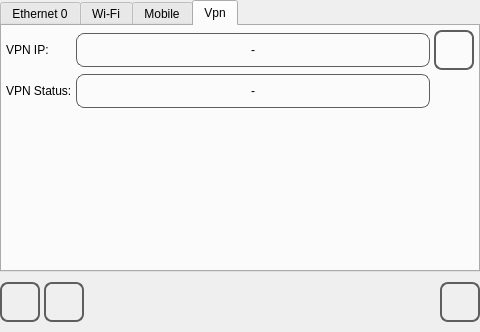
MECTsrl/mect_plugins, file qt_library/ATCMsystem/net_conf.ui: the form before one commit.
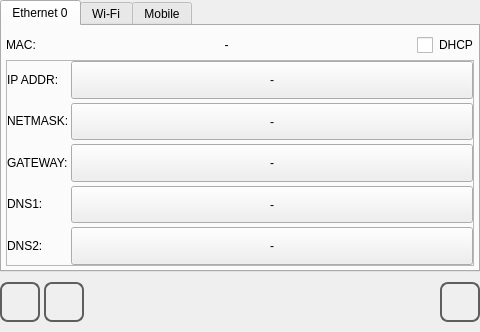
The form after the commit. The open tabs and pages were chosen to show the change. Icons and pictures are not drawn.

Commit message: Removed VPN tab from net_cnf (sMily2 VPN delayed)

Diff of the .ui file:
```diff
--- a/qt_library/ATCMsystem/net_conf.ui
+++ b/qt_library/ATCMsystem/net_conf.ui
@@ -1169,183 +1169,6 @@
        </item>
       </layout>
      </widget>
-     <widget class="QWidget" name="tab_vpn">
-      <property name="styleSheet">
-       <string notr="true">QLabel#label_vpn_IP,
-QLabel#label_vpn_status
-  {
-	border-radius: 8px;
-	border: 1px solid  rgb(94, 94, 94);
-}
-</string>
-      </property>
-      <attribute name="title">
-       <string>Vpn</string>
-      </attribute>
-      <layout class="QVBoxLayout" name="verticalLayout_3">
-       <property name="spacing">
-        <number>4</number>
-       </property>
-       <property name="margin">
-        <number>4</number>
-       </property>
-       <item>
-        <layout class="QGridLayout" name="gridLayout_5">
-         <item row="0" column="0">
-          <widget class="QLabel" name="label_vpn_IPtxt">
-           <property name="sizePolicy">
-            <sizepolicy hsizetype="Minimum" vsizetype="Fixed">
-             <horstretch>0</horstretch>
-             <verstretch>0</verstretch>
-            </sizepolicy>
-           </property>
-           <property name="minimumSize">
-            <size>
-             <width>0</width>
-             <height>34</height>
-            </size>
-           </property>
-           <property name="focusPolicy">
-            <enum>Qt::NoFocus</enum>
-           </property>
-           <property name="text">
-            <string>VPN IP:</string>
-           </property>
-          </widget>
-         </item>
-         <item row="0" column="1">
-          <widget class="QLabel" name="label_vpn_IP">
-           <property name="sizePolicy">
-            <sizepolicy hsizetype="MinimumExpanding" vsizetype="Fixed">
-             <horstretch>0</horstretch>
-             <verstretch>0</verstretch>
-            </sizepolicy>
-           </property>
-           <property name="minimumSize">
-            <size>
-             <width>0</width>
-             <height>34</height>
-            </size>
-           </property>
-           <property name="focusPolicy">
-            <enum>Qt::NoFocus</enum>
-           </property>
-           <property name="styleSheet">
-            <string notr="true"/>
-           </property>
-           <property name="frameShape">
-            <enum>QFrame::Box</enum>
-           </property>
-           <property name="text">
-            <string>-</string>
-           </property>
-           <property name="alignment">
-            <set>Qt::AlignCenter</set>
-           </property>
-          </widget>
-         </item>
-         <item row="3" column="1">
-          <spacer name="verticalSpacer_2">
-           <property name="orientation">
-            <enum>Qt::Vertical</enum>
-           </property>
-           <property name="sizeHint" stdset="0">
-            <size>
-             <width>20</width>
-             <height>40</height>
-            </size>
-           </property>
-          </spacer>
-         </item>
-         <item row="1" column="1">
-          <widget class="QLabel" name="label_vpn_status">
-           <property name="sizePolicy">
-            <sizepolicy hsizetype="MinimumExpanding" vsizetype="Fixed">
-             <horstretch>0</horstretch>
-             <verstretch>0</verstretch>
-            </sizepolicy>
-           </property>
-           <property name="minimumSize">
-            <size>
-             <width>0</width>
-             <height>34</height>
-            </size>
-           </property>
-           <property name="focusPolicy">
-            <enum>Qt::NoFocus</enum>
-           </property>
-           <property name="frameShape">
-            <enum>QFrame::Box</enum>
-           </property>
-           <property name="text">
-            <string>-</string>
-           </property>
-           <property name="alignment">
-            <set>Qt::AlignCenter</set>
-           </property>
-          </widget>
-         </item>
-         <item row="0" column="2">
-          <widget class="QPushButton" name="pushButton_vpn_getcert">
-           <property name="minimumSize">
-            <size>
-             <width>40</width>
-             <height>40</height>
-            </size>
-           </property>
-           <property name="maximumSize">
-            <size>
-             <width>40</width>
-             <height>40</height>
-            </size>
-           </property>
-           <property name="focusPolicy">
-            <enum>Qt::NoFocus</enum>
-           </property>
-           <property name="styleSheet">
-            <string notr="true">QPushButton
-{
-	qproperty-icon: url(:/libicons/img/Openvpn.png);
-}
-</string>
-           </property>
-           <property name="text">
-            <string/>
-           </property>
-           <property name="checkable">
-            <bool>false</bool>
-           </property>
-           <property name="checked">
-            <bool>false</bool>
-           </property>
-          </widget>
-         </item>
-         <item row="1" column="0">
-          <widget class="QLabel" name="label_vpn_IPtxt_2">
-           <property name="sizePolicy">
-            <sizepolicy hsizetype="Minimum" vsizetype="Fixed">
-             <horstretch>0</horstretch>
-             <verstretch>0</verstretch>
-            </sizepolicy>
-           </property>
-           <property name="minimumSize">
-            <size>
-             <width>0</width>
-             <height>34</height>
-            </size>
-           </property>
-           <property name="focusPolicy">
-            <enum>Qt::NoFocus</enum>
-           </property>
-           <property name="text">
-            <string>VPN Status:</string>
-           </property>
-          </widget>
-         </item>
-        </layout>
-       </item>
-      </layout>
-     </widget>
     </widget>
    </item>
    <item>
```
The commit also changes 2 other files.
